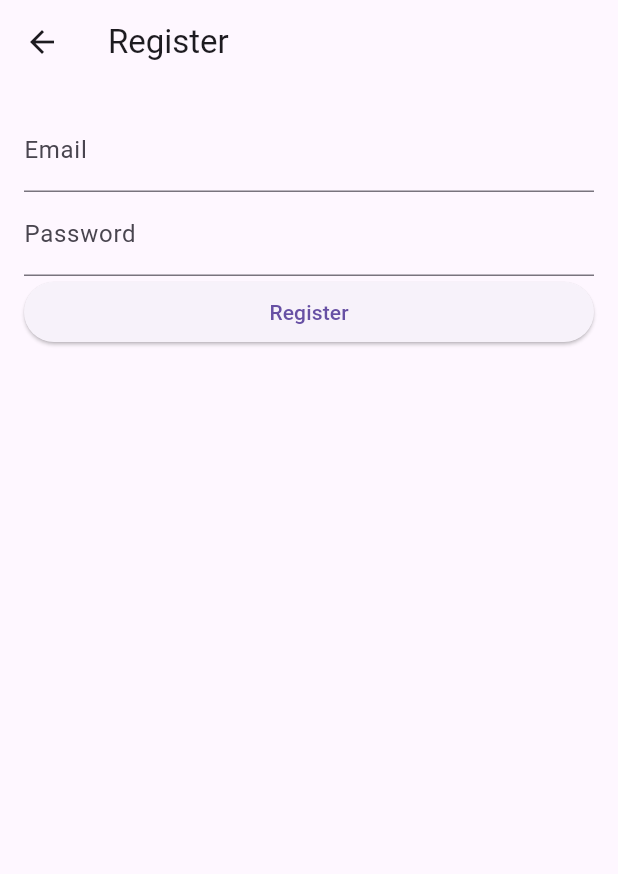
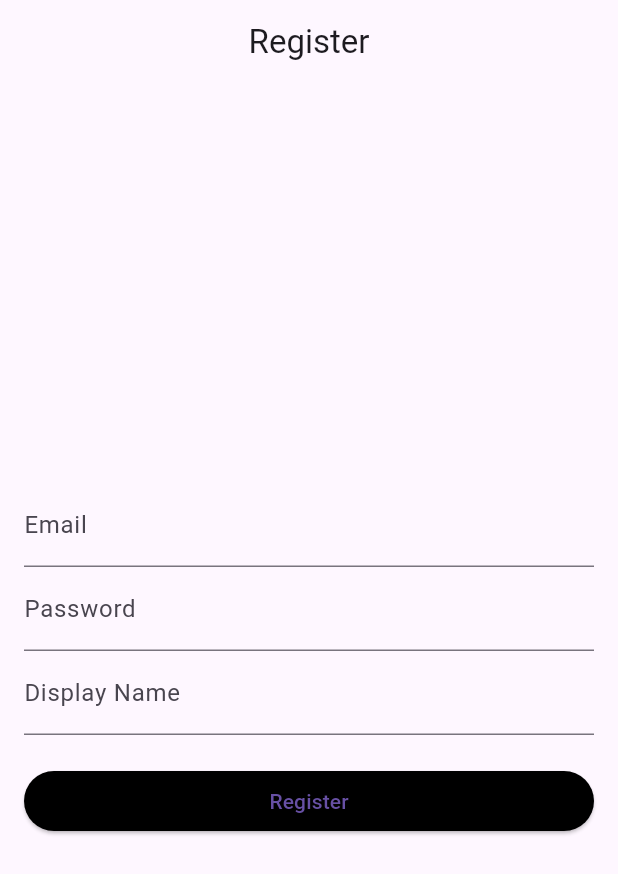
Before and after one commit to Khulow/matric_app, a Flutter app: the RegistrationScreen screen opened directly, after a tap on "Register", on a phone screen of 412 x 824 dp. Shown: the top 874 px of the screen. Run offline on Flutter 3.47's test engine with Material 3 defaults, Android fonts, the phone set to English and light mode, and no system bars; our stand-ins replace cloud_firestore, firebase_auth, firebase_core; accounts and stored records are empty; network calls fail.

Commit message:
another commit with few changes

```diff
--- a/lib/pages/register_page.dart
+++ b/lib/pages/register_page.dart
@@ -1,3 +1,4 @@
+import 'package:cloud_firestore/cloud_firestore.dart';
 import 'package:flutter/material.dart';
 import 'package:firebase_auth/firebase_auth.dart';
 import 'package:matric_app/widgets/appbar.dart';
@@ -5,16 +6,22 @@ import 'package:matric_app/widgets/auth_button.dart';
 import 'package:matric_app/widgets/custom_textfield.dart';
 
 class RegistrationScreen extends StatelessWidget {
+
   final TextEditingController emailController = TextEditingController();
   final TextEditingController passwordController = TextEditingController();
+  final TextEditingController displayNameController =
+      TextEditingController();
+
+  RegistrationScreen({super.key}); // Added for display name
 
   @override
   Widget build(BuildContext context) {
     return Scaffold(
-      appBar: MyAppBar(title: 'Register'),
+      appBar: const MyAppBar(title: 'Register'),
       body: Padding(
-        padding: EdgeInsets.all(16.0),
+        padding: const EdgeInsets.all(16.0),
         child: Column(
+          mainAxisAlignment: MainAxisAlignment.center,
           crossAxisAlignment: CrossAxisAlignment.stretch,
           children: [
             CustomTextField(
@@ -25,14 +32,33 @@ class RegistrationScreen extends StatelessWidget {
               controller: passwordController,
               labelText: 'Password',
             ),
+            CustomTextField(
+              // Added for display name
+              controller: displayNameController,
+              labelText: 'Display Name',
+            ),
+            const SizedBox(height: 20), // Adjusted size here
             AuthButton(
               text: 'Register',
               onPressed: () async {
                 try {
-                  await FirebaseAuth.instance.createUserWithEmailAndPassword(
+                  UserCredential userCredential = await FirebaseAuth.instance
+                      .createUserWithEmailAndPassword(
                     email: emailController.text,
                     password: passwordController.text,
                   );
+
+                  String userId = userCredential.user!.uid;
+
+                  // Create a new document in the 'users' collection with the user's ID
+                  await FirebaseFirestore.instance
+                      .collection('users')
+                      .doc(userId)
+                      .set({
+                    'displayName': displayNameController.text,
+                    'email': emailController.text,
+                  });
+
                   // Navigate to home screen
                 } catch (e) {
                   // Handle registration errors
--- a/lib/widgets/appbar.dart
+++ b/lib/widgets/appbar.dart
@@ -1,5 +1,3 @@
-
-
 import 'package:flutter/material.dart';
 
 class MyAppBar extends StatelessWidget implements PreferredSizeWidget {
@@ -12,7 +10,10 @@ class MyAppBar extends StatelessWidget implements PreferredSizeWidget {
 
   @override
   Widget build(BuildContext context) {
-    return AppBar(title: Text(title));
+    return AppBar(
+      title: Text(title),
+      centerTitle: true,
+    );
   }
 
   @override
--- a/lib/widgets/auth_button.dart
+++ b/lib/widgets/auth_button.dart
@@ -14,7 +14,8 @@ class AuthButton extends StatelessWidget {
 
   @override
   Widget build(BuildContext context) {
-    return ElevatedButton(
+    return  ElevatedButton(
+      style: const ButtonStyle(backgroundColor: MaterialStatePropertyAll(Colors.black)),
       onPressed: onPressed,
       child: Text(text),
     );
--- a/pubspec.yaml
+++ b/pubspec.yaml
@@ -7,6 +7,7 @@ environment:
   sdk: '>=3.3.1 <4.0.0'
 
 dependencies:
+  cloud_firestore: ^4.16.1
   firebase_auth: ^4.19.1
   firebase_core: ^2.28.0
   flutter:
```
Also changed, not shown: lib/main.dart (+7 -8 lines), lib/pages/login_page.dart (+9 -3 lines), pubspec.lock, 4 other files.
